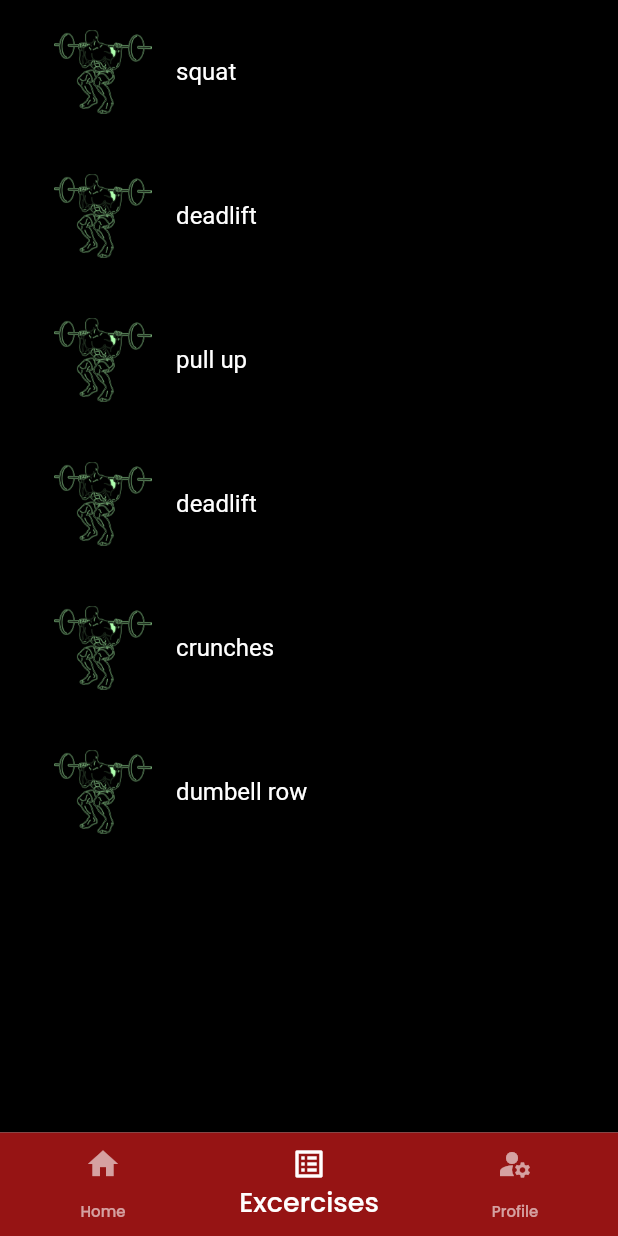
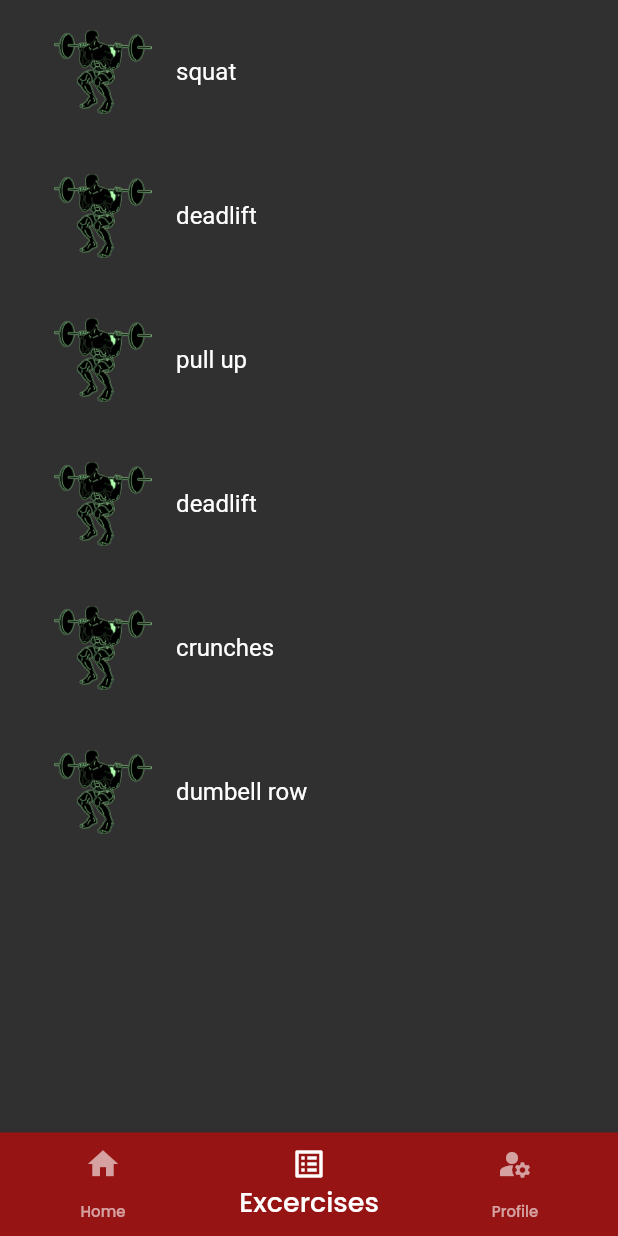
Before and after one commit to ACM-VIT/muscle_magic, a Flutter app: the screen it shows after launch, item 2 of the bottom bar chosen, on a phone screen of 412 x 824 dp. Run offline on Flutter 3.47's test engine with Material 2 defaults, Android fonts, the phone set to English and light mode, and no system bars.

Commit message:
style:changed to dark theme

```diff
--- a/lib/main.dart
+++ b/lib/main.dart
@@ -4,17 +4,18 @@ import 'screens/main_screen.dart';
 import 'screens/profile_screen.dart';
 
 void main() {
-  runApp(const Test());
+  runApp( const Test());
 }
 
 class Test extends StatelessWidget {
-  const Test({Key? key}) : super(key: key);
+   const Test({Key? key}) : super(key: key);
 
   @override
   Widget build(BuildContext context) {
-    return const MaterialApp(
+    return  MaterialApp(
       debugShowCheckedModeBanner: false,
-      home: MainScreen(),
+      home: const MainScreen(),
+      theme:ThemeData(brightness: Brightness.dark),
     );
   }
 }
--- a/lib/screens/excercise_screen.dart
+++ b/lib/screens/excercise_screen.dart
@@ -1,6 +1,5 @@
 import 'package:flutter/material.dart';
 
-import '../widgets/circular_progress_bar.dart';
 
 const list = [
   "squat",
@@ -18,7 +17,7 @@ class ExcerciseScreen extends StatelessWidget {
   @override
   Widget build(BuildContext context) {
     return  Scaffold(
-        backgroundColor: Colors.black,
+        // backgroundColor: Colors.black,
         body: ListView.builder(
         itemBuilder: (context, index) {
           return Padding(
```
Also changed, not shown: pubspec.lock.
